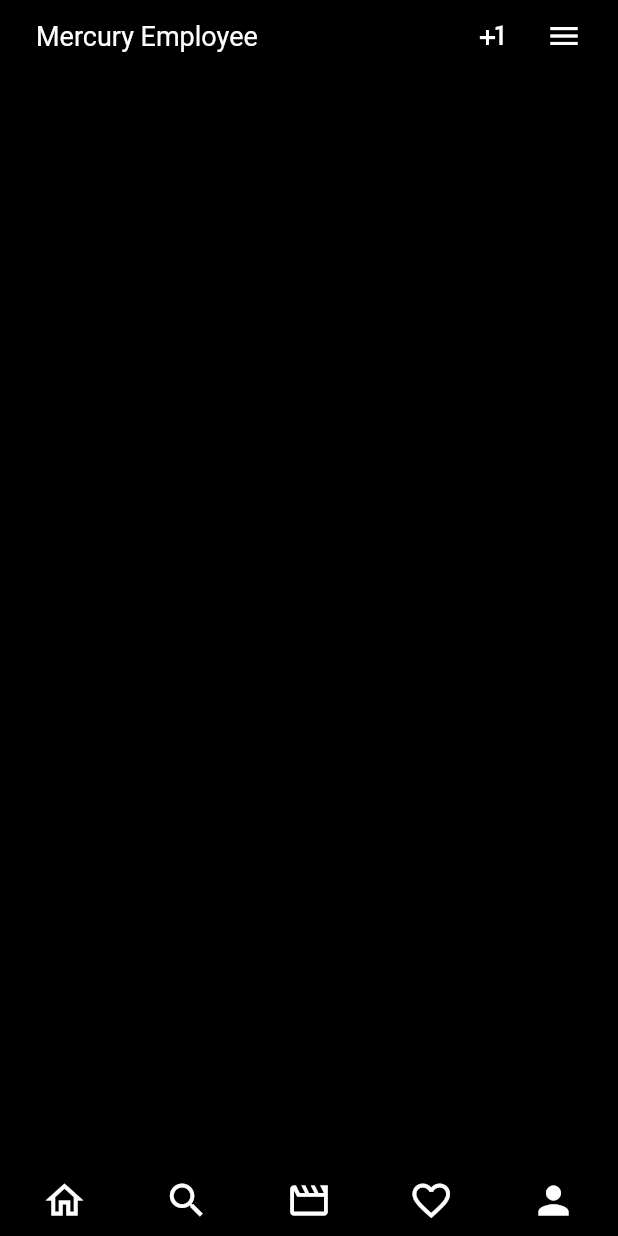
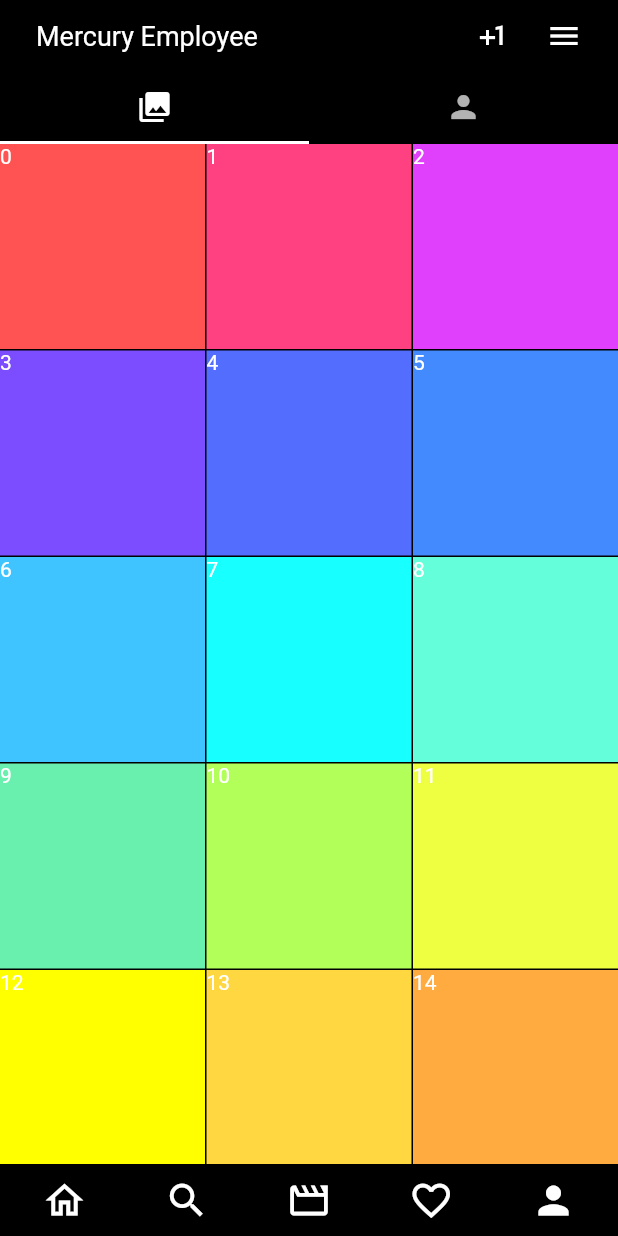
Before and after one commit to anemchinova/404fest_flutter, a Flutter app: the screen it shows after launch, on a phone screen of 412 x 824 dp. Run offline on Flutter 3.47's test engine with Material 2 defaults, Android fonts, the phone set to English and light mode, and no system bars; our stand-ins replace sliver_tools.

Commit message:
Profile NestedScrollView layout & tabs content

```diff
--- a/lib/instagram/instagram.dart
+++ b/lib/instagram/instagram.dart
@@ -1,7 +1,7 @@
 import 'package:flutter/material.dart';
 
 import 'widgets/instagram_fake_bottom_bar.dart';
-import 'widgets/instagram_profile.dart';
+import 'widgets/instagram_profile/instagram_profile.dart';
 import 'widgets/instagram_profile_app_bar.dart';
 
 class InstagramDemoPage extends StatelessWidget {
--- a/lib/instagram/widgets/instagram_profile.dart
+++ /dev/null
@@ -1,10 +0,0 @@
-import 'package:flutter/material.dart';
-
-class InstagramProfile extends StatelessWidget {
-  const InstagramProfile({Key? key}) : super(key: key);
-
-  @override
-  Widget build(BuildContext context) {
-    return Container();
-  }
-}
--- /dev/null
+++ b/lib/instagram/widgets/instagram_profile/instagram_profile.dart
@@ -0,0 +1,32 @@
+import 'package:flutter/material.dart';
+
+import 'widgets/instagram_profile_header/instagram_profile_header.dart';
+import 'widgets/mentions_tab_content.dart';
+import 'widgets/user_posts_tab_content.dart';
+
+class InstagramProfile extends StatelessWidget {
+  const InstagramProfile({Key? key}) : super(key: key);
+
+  @override
+  Widget build(BuildContext context) {
+    return DefaultTabController(
+      length: 2,
+      child: NestedScrollView(
+        headerSliverBuilder: (BuildContext context, bool innerBoxIsScrolled) {
+          return <Widget>[
+            SliverOverlapAbsorber(
+              handle: NestedScrollView.sliverOverlapAbsorberHandleFor(context),
+              sliver: InstagramProfileHeader(),
+            ),
+          ];
+        },
+        body: TabBarView(
+          children: [
+            UserPostsTabContent(),
+            MentionsTabContent(),
+          ],
+        ),
+      ),
+    );
+  }
+}
--- /dev/null
+++ b/lib/instagram/widgets/instagram_profile/widgets/user_posts_tab_content.dart
@@ -0,0 +1,30 @@
+import 'package:flutter/material.dart';
+
+class UserPostsTabContent extends StatelessWidget {
+  const UserPostsTabContent({Key? key}) : super(key: key);
+
+  @override
+  Widget build(BuildContext context) {
+    return CustomScrollView(
+      slivers: [
+        SliverOverlapInjector(
+          handle: NestedScrollView.sliverOverlapAbsorberHandleFor(context),
+        ),
+        SliverGrid(
+          delegate: SliverChildBuilderDelegate(
+            (context, index) => Container(
+              color: Colors.accents[index % Colors.accents.length],
+              child: Text('$index'),
+            ),
+            childCount: 50,
+          ),
+          gridDelegate: SliverGridDelegateWithFixedCrossAxisCount(
+            crossAxisCount: 3,
+            crossAxisSpacing: 1,
+            mainAxisSpacing: 1,
+          ),
+        ),
+      ],
+    );
+  }
+}
--- a/pubspec.yaml
+++ b/pubspec.yaml
@@ -28,6 +28,7 @@ dependencies:
   # The following adds the Cupertino Icons font to your application.
   # Use with the CupertinoIcons class for iOS style icons.
   cupertino_icons: ^1.0.2
+  sliver_tools: ^0.2.5
 
 dev_dependencies:
   flutter_test:
```
Also changed, not shown: lib/instagram/widgets/instagram_profile/widgets/instagram_profile_header/instagram_profile_header.dart (added, +41 -0 lines), lib/instagram/widgets/instagram_profile/widgets/instagram_profile_header/widgets/profile_buttons_bar.dart (added, +12 -0 lines), lib/instagram/widgets/instagram_profile/widgets/instagram_profile_header/widgets/profile_description.dart (added, +12 -0 lines), lib/instagram/widgets/instagram_profile/widgets/instagram_profile_header/widgets/profile_infographics.dart (added, +12 -0 lines), lib/instagram/widgets/instagram_profile/widgets/instagram_profile_header/widgets/stories_carousel.dart (added, +12 -0 lines), lib/instagram/widgets/instagram_profile/widgets/mentions_tab_content.dart (added, +30 -0 lines).
